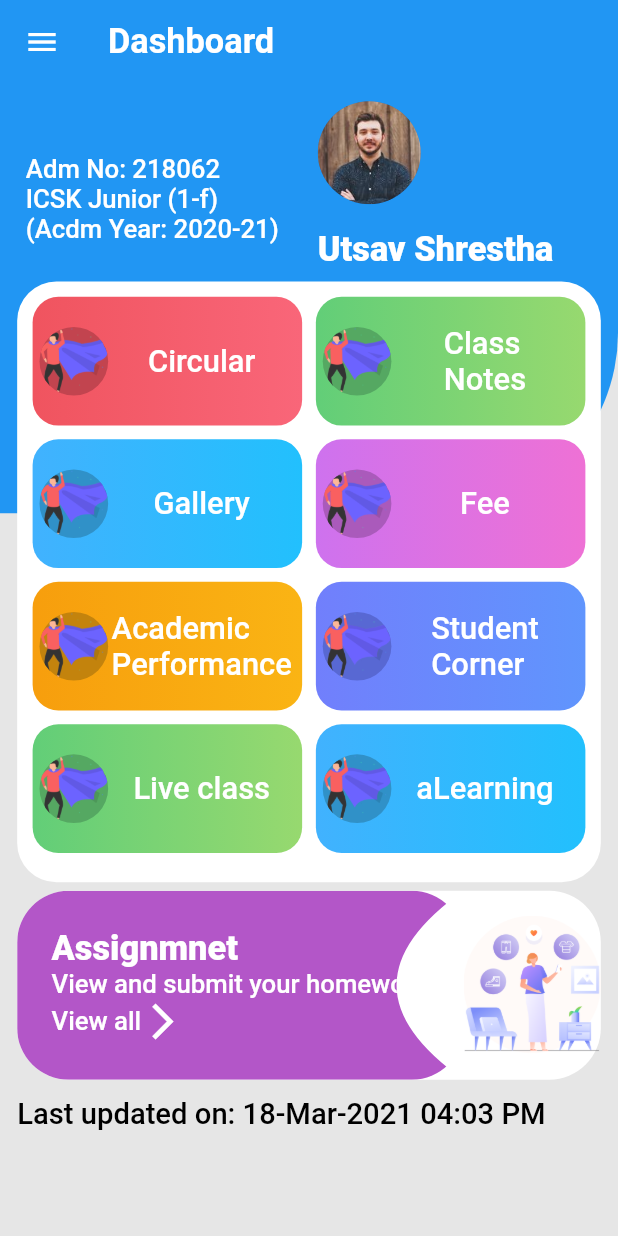
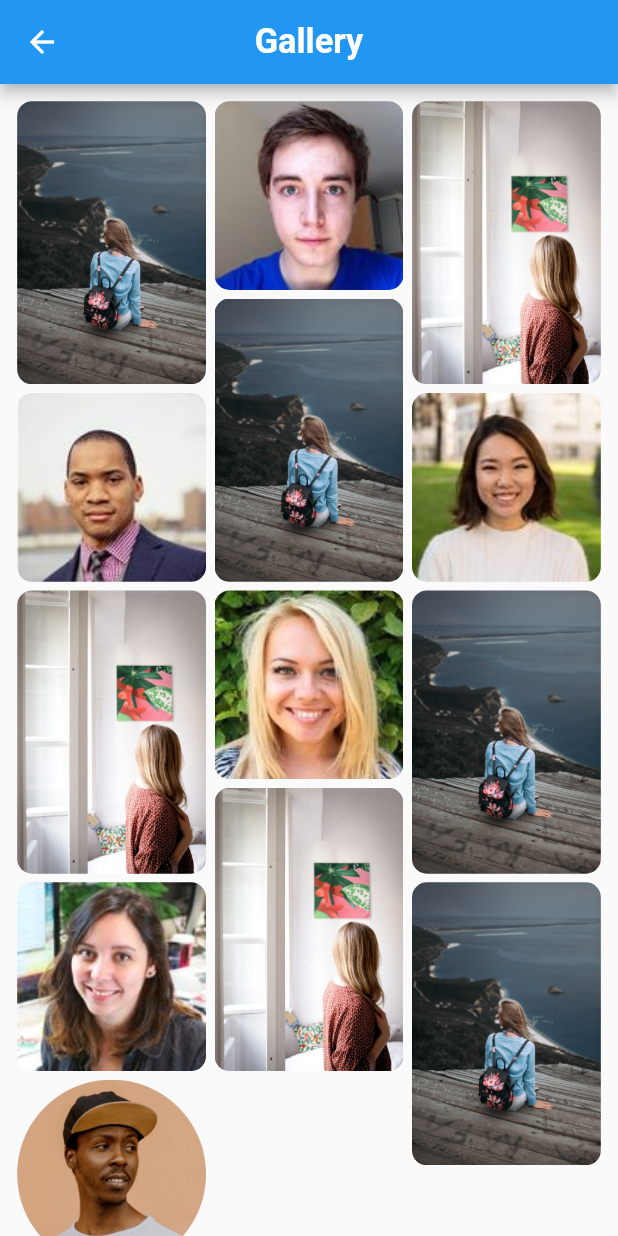
Before and after one commit to HarambeGople69/ACT-project, a Flutter app: the screen it shows after launch, after a tap on "Gallery", on a phone screen of 412 x 824 dp. Run offline on Flutter 3.47's test engine with Material 2 defaults, Android fonts, the phone set to English and light mode, and no system bars; our stand-ins replace device_preview, file_picker, flutter_screenutil; missing offline and left inert: syncfusion_flutter_pdfviewer.

Commit message:
Gallery Added

```diff
--- a/lib/screens/pages/dashboard.dart
+++ b/lib/screens/pages/dashboard.dart
@@ -4,6 +4,7 @@ import 'package:myapp/screens/pages/assignment/assignment.dart';
 import 'package:myapp/screens/pages/circular/circular.dart';
 import 'package:myapp/screens/pages/class_notes/class_notes.dart';
 import 'package:myapp/screens/pages/fee/fee.dart';
+import 'package:myapp/screens/pages/gallery/gallery.dart';
 import 'package:myapp/screens/pages/student_corner/student_corner.dart';
 import 'package:myapp/utils/custom_clipper.dart';
 import 'package:myapp/utils/styles.dart';
@@ -185,7 +186,12 @@ class _HomePageState extends State<HomePage> {
                             children: [
                               FeatureButton(
                                 color: Color(0xff3091c8),
-                                function: () {},
+                                function: () {
+                                  Navigator.push(context,
+                                      MaterialPageRoute(builder: (context) {
+                                    return Gallery();
+                                  }));
+                                },
                                 linearGradient: LinearGradient(
                                   colors: [
                                     Color(0xff41b2fe),
--- /dev/null
+++ b/lib/screens/pages/gallery/gallery.dart
@@ -0,0 +1,93 @@
+import 'package:flutter/material.dart';
+import 'package:flutter_screenutil/flutter_screenutil.dart';
+import 'package:flutter_staggered_grid_view/flutter_staggered_grid_view.dart';
+import 'package:myapp/utils/styles.dart';
+
+class Gallery extends StatefulWidget {
+  const Gallery({Key? key}) : super(key: key);
+
+  @override
+  _GalleryState createState() => _GalleryState();
+}
+
+class _GalleryState extends State<Gallery> {
+  List images = [
+    "images/g1.jpg",
+    "images/g3.jpg",
+    "images/g2.jpg",
+    "images/g1.jpg",
+    "images/g4.jpg",
+    // "images/g2.jpg",
+    "images/g5.jpg",
+    "images/g2.jpg",
+    "images/g6.jpg",
+    "images/g1.jpg",
+    "images/g2.jpg",
+    "images/g7.jpg",
+    "images/g1.jpg",
+    "images/g8.png",
+  ];
+  @override
+  Widget build(BuildContext context) {
+    return Scaffold(
+      appBar: AppBar(
+        title: Text(
+          "Gallery",
+          style: AppStyle,
+        ),
+        centerTitle: true,
+      ),
+      body: StaggeredGridView.countBuilder(
+        itemCount: images.length,
+        // shrinkWrap: true,
+        // physics: NeverScrollableScrollPhysics(),
+        crossAxisCount: 3,
+        itemBuilder: (context, index) {
+          return InkWell(
+            onTap: () {
+              Navigator.push(context, MaterialPageRoute(builder: (context) {
+                return OpenFullImage(
+                  image: images[index],
+                );
+              }));
+            },
+            child: ClipRRect(
+              borderRadius: BorderRadius.circular(10),
+              child: Image.asset(
+                images[index],
+                fit: BoxFit.cover,
+              ),
+            ),
+          );
+        },
+        padding: EdgeInsets.symmetric(
+          horizontal: ScreenUtil().setSp(10),
+          vertical: ScreenUtil().setSp(10),
+        ),
+        staggeredTileBuilder: (int index) => StaggeredTile.fit(1),
+        mainAxisSpacing: ScreenUtil().setSp(5),
+        crossAxisSpacing: ScreenUtil().setSp(5),
+      ),
+    );
+  }
+}
+
+class OpenFullImage extends StatelessWidget {
+  final String image;
+  const OpenFullImage({Key? key, required this.image}) : super(key: key);
+
+  @override
+  Widget build(BuildContext context) {
+    return Scaffold(
+      appBar: AppBar(
+        title: Text(image),
+      ),
+      body: Image.asset(
+        image,
+        height: MediaQuery.of(context).size.height,
+        width: MediaQuery.of(context).size.width,
+        fit: BoxFit.cover,
+      ),
+    );
+  }
+}
--- a/pubspec.yaml
+++ b/pubspec.yaml
@@ -37,6 +37,7 @@ dependencies:
   path_provider: ^2.0.2
   file_picker: ^3.0.4
   intl: ^0.17.0
+  flutter_staggered_grid_view: ^0.4.0
 
 dev_dependencies:
   flutter_test:
```
Also changed, not shown: images/g1.jpg (added), images/g2.jpg (added), images/g3.jpg (added), images/g4.jpg (added), images/g5.jpg (added), images/g6.jpg (added), images/g7.jpg (added), images/g8.png (added), pubspec.lock.
